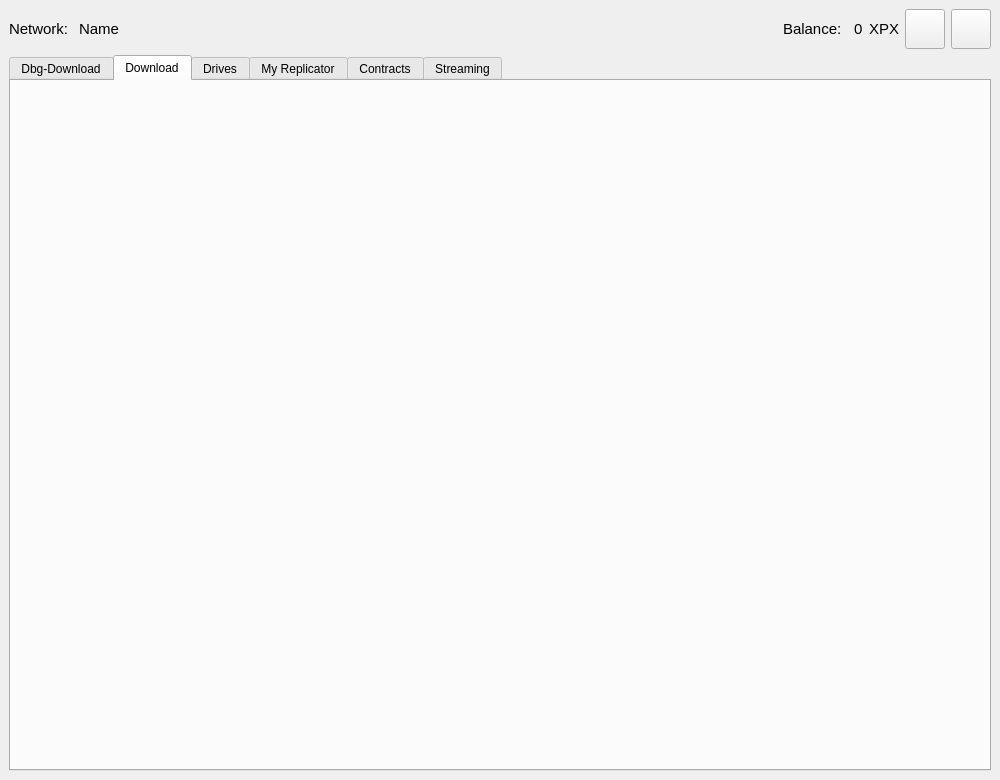
First picture: the form in UserApp/mainwin.ui, repository proximax-storage/cpp-xpx-storage-user-app, before the edit.
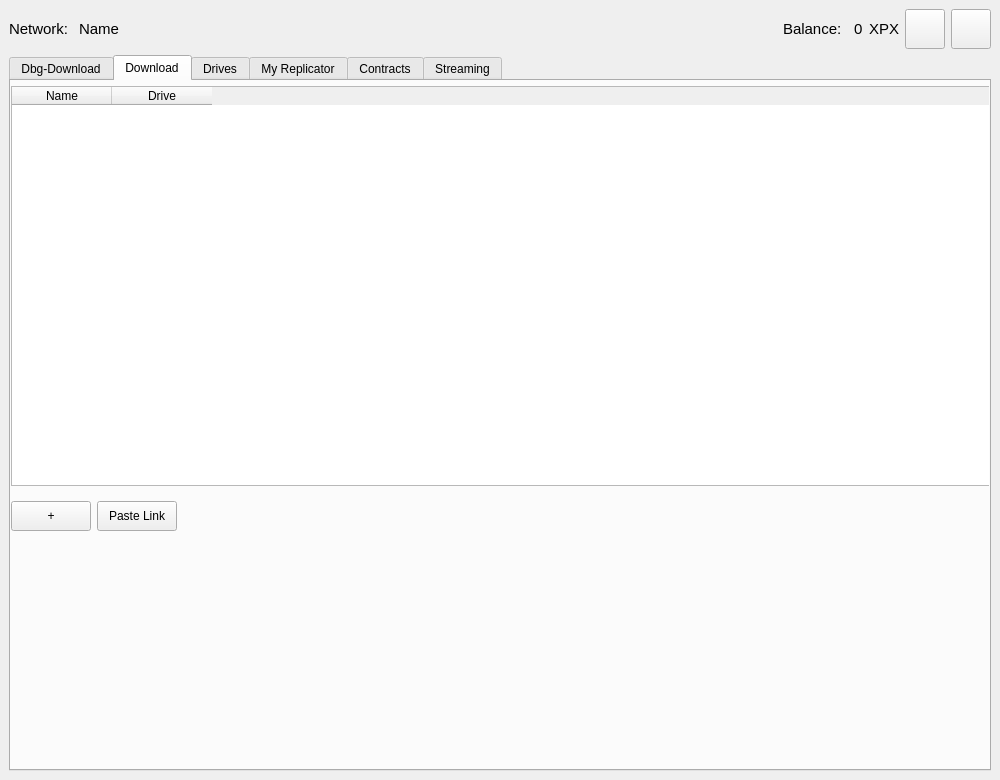
Second picture: the form after the edit. The open tabs and pages were chosen to show the change.

Commit message: simple downloads

```diff
--- a/UserApp/mainwin.ui
+++ b/UserApp/mainwin.ui
@@ -520,6 +520,102 @@
        <attribute name="title">
         <string>Download</string>
        </attribute>
+       <widget class="QWidget" name="verticalLayoutWidget">
+        <property name="geometry">
+         <rect>
+          <x>0</x>
+          <y>0</y>
+          <width>981</width>
+          <height>411</height>
+         </rect>
+        </property>
+        <layout class="QVBoxLayout" name="verticalLayout_21">
+         <item>
+          <widget class="QTableWidget" name="tableWidget">
+           <property name="maximumSize">
+            <size>
+             <width>1000</width>
+             <height>400</height>
+            </size>
+           </property>
+           <column>
+            <property name="text">
+             <string>Name</string>
+            </property>
+           </column>
+           <column>
+            <property name="text">
+             <string>Drive</string>
+            </property>
+           </column>
+          </widget>
+         </item>
+        </layout>
+       </widget>
+       <widget class="QWidget" name="gridLayoutWidget">
+        <property name="geometry">
+         <rect>
+          <x>0</x>
+          <y>420</y>
+          <width>971</width>
+          <height>251</height>
+         </rect>
+        </property>
+        <layout class="QGridLayout" name="gridLayout_3">
+         <item row="0" column="2">
+          <spacer name="horizontalSpacer_6">
+           <property name="orientation">
+            <enum>Qt::Horizontal</enum>
+           </property>
+           <property name="sizeHint" stdset="0">
+            <size>
+             <width>40</width>
+             <height>20</height>
+            </size>
+           </property>
+          </spacer>
+         </item>
+         <item row="0" column="0">
+          <widget class="QPushButton" name="m_downloadDataByLinkBtn">
+           <property name="minimumSize">
+            <size>
+             <width>80</width>
+             <height>30</height>
+            </size>
+           </property>
+           <property name="text">
+            <string>+</string>
+           </property>
+          </widget>
+         </item>
+         <item row="1" column="0">
+          <spacer name="verticalSpacer_8">
+           <property name="orientation">
+            <enum>Qt::Vertical</enum>
+           </property>
+           <property name="sizeHint" stdset="0">
+            <size>
+             <width>20</width>
+             <height>40</height>
+            </size>
+           </property>
+          </spacer>
+         </item>
+         <item row="0" column="1">
+          <widget class="QPushButton" name="pushButton_3">
+           <property name="minimumSize">
+            <size>
+             <width>80</width>
+             <height>30</height>
+            </size>
+           </property>
+           <property name="text">
+            <string>Paste Link</string>
+           </property>
+          </widget>
+         </item>
+        </layout>
+       </widget>
       </widget>
       <widget class="QWidget" name="m_drivesTab">
        <attribute name="title">
```
Left out of the diff: 23 changed lines with no effect on the pictures. The commit also changes 6 other files.
